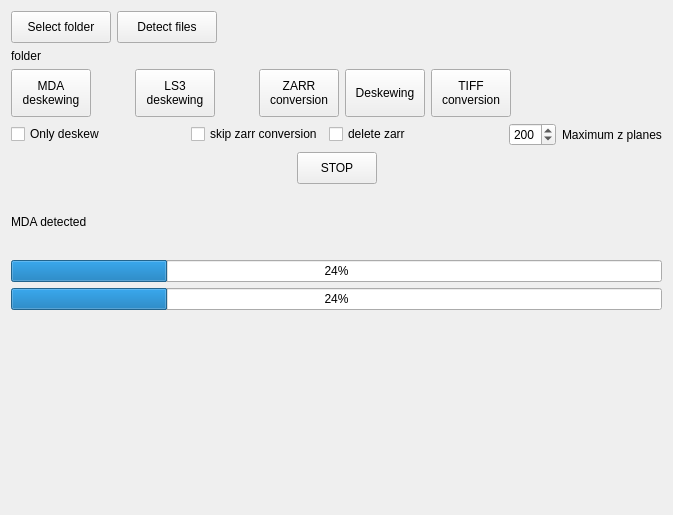
First picture: the form in image_analysis/ui_pretreatement.ui, repository thibault-brugiere/OPM_GUI, before the edit.
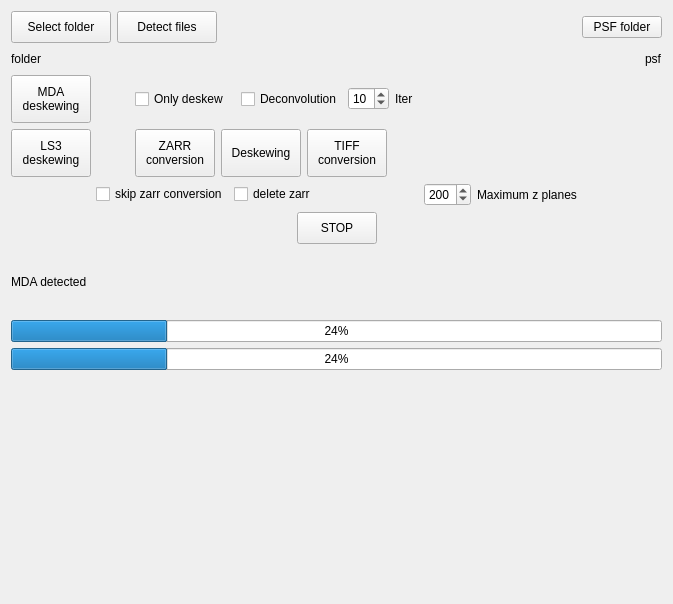
Second picture: the form after the edit.

Patch:
```diff
--- a/image_analysis/ui_pretreatement.ui
+++ b/image_analysis/ui_pretreatement.ui
@@ -7,7 +7,7 @@
     <x>0</x>
     <y>0</y>
     <width>673</width>
-    <height>515</height>
+    <height>604</height>
    </rect>
   </property>
   <property name="windowTitle">
@@ -61,17 +61,48 @@
        </property>
       </spacer>
      </item>
+     <item>
+      <widget class="QPushButton" name="pb_psf_folder">
+       <property name="text">
+        <string>PSF folder</string>
+       </property>
+      </widget>
+     </item>
     </layout>
    </item>
    <item>
-    <widget class="QLabel" name="label_folder">
-     <property name="text">
-      <string>folder</string>
-     </property>
-    </widget>
+    <layout class="QHBoxLayout" name="horizontalLayout_5">
+     <item>
+      <widget class="QLabel" name="label_folder">
+       <property name="text">
+        <string>folder</string>
+       </property>
+      </widget>
+     </item>
+     <item>
+      <spacer name="horizontalSpacer_2">
+       <property name="orientation">
+        <enum>Qt::Horizontal</enum>
+       </property>
+       <property name="sizeHint" stdset="0">
+        <size>
+         <width>40</width>
+         <height>20</height>
+        </size>
+       </property>
+      </spacer>
+     </item>
+     <item>
+      <widget class="QLabel" name="label_psf">
+       <property name="text">
+        <string>psf</string>
+       </property>
+      </widget>
+     </item>
+    </layout>
    </item>
    <item>
-    <layout class="QHBoxLayout" name="horizontalLayout_2">
+    <layout class="QHBoxLayout" name="horizontalLayout_6">
      <item>
       <widget class="QPushButton" name="pb_start_MDAdeskew">
        <property name="minimumSize">
@@ -109,6 +140,63 @@
       </widget>
      </item>
      <item>
+      <widget class="QCheckBox" name="cb_only_deskew">
+       <property name="minimumSize">
+        <size>
+         <width>100</width>
+         <height>0</height>
+        </size>
+       </property>
+       <property name="toolTip">
+        <string>&lt;html&gt;&lt;head/&gt;&lt;body&gt;&lt;p&gt;Apply deskewing only (skip rotation step)&lt;/p&gt;&lt;/body&gt;&lt;/html&gt;</string>
+       </property>
+       <property name="text">
+        <string>Only deskew</string>
+       </property>
+      </widget>
+     </item>
+     <item>
+      <widget class="QCheckBox" name="cb_decon">
+       <property name="text">
+        <string>Deconvolution</string>
+       </property>
+      </widget>
+     </item>
+     <item>
+      <widget class="QSpinBox" name="sb_decon_iter">
+       <property name="minimum">
+        <number>1</number>
+       </property>
+       <property name="value">
+        <number>10</number>
+       </property>
+      </widget>
+     </item>
+     <item>
+      <widget class="QLabel" name="label_2">
+       <property name="text">
+        <string>Iter</string>
+       </property>
+      </widget>
+     </item>
+     <item>
+      <spacer name="horizontalSpacer_11">
+       <property name="orientation">
+        <enum>Qt::Horizontal</enum>
+       </property>
+       <property name="sizeHint" stdset="0">
+        <size>
+         <width>40</width>
+         <height>20</height>
+        </size>
+       </property>
+      </spacer>
+     </item>
+    </layout>
+   </item>
+   <item>
+    <layout class="QHBoxLayout" name="horizontalLayout_3">
+     <item>
       <widget class="QPushButton" name="pb_start_LS3deskew">
        <property name="minimumSize">
         <size>
@@ -133,12 +221,6 @@
          <height>48</height>
         </size>
        </property>
-       <property name="maximumSize">
-        <size>
-         <width>32</width>
-         <height>16777215</height>
-        </size>
-       </property>
        <property name="text">
         <string/>
        </property>
@@ -210,23 +292,7 @@
     </layout>
    </item>
    <item>
-    <layout class="QHBoxLayout" name="horizontalLayout_3">
-     <item>
-      <widget class="QCheckBox" name="cb_only_deskew">
-       <property name="minimumSize">
-        <size>
-         <width>100</width>
-         <height>0</height>
-        </size>
-       </property>
-       <property name="toolTip">
-        <string>&lt;html&gt;&lt;head/&gt;&lt;body&gt;&lt;p&gt;Apply deskewing only (skip rotation step)&lt;/p&gt;&lt;/body&gt;&lt;/html&gt;</string>
-       </property>
-       <property name="text">
-        <string>Only deskew</string>
-       </property>
-      </widget>
-     </item>
+    <layout class="QHBoxLayout" name="horizontalLayout_2">
      <item>
       <spacer name="horizontalSpacer_7">
        <property name="orientation">
@@ -234,8 +300,8 @@
        </property>
        <property name="sizeHint" stdset="0">
         <size>
-         <width>40</width>
-         <height>20</height>
+         <width>35</width>
+         <height>17</height>
         </size>
        </property>
       </spacer>
@@ -285,8 +351,8 @@
        </property>
        <property name="sizeHint" stdset="0">
         <size>
-         <width>40</width>
-         <height>20</height>
+         <width>35</width>
+         <height>17</height>
         </size>
        </property>
       </spacer>
@@ -317,6 +383,19 @@
        </property>
       </widget>
      </item>
+     <item>
+      <spacer name="horizontalSpacer_3">
+       <property name="orientation">
+        <enum>Qt::Horizontal</enum>
+       </property>
+       <property name="sizeHint" stdset="0">
+        <size>
+         <width>40</width>
+         <height>20</height>
+        </size>
+       </property>
+      </spacer>
+     </item>
     </layout>
    </item>
    <item>
```
